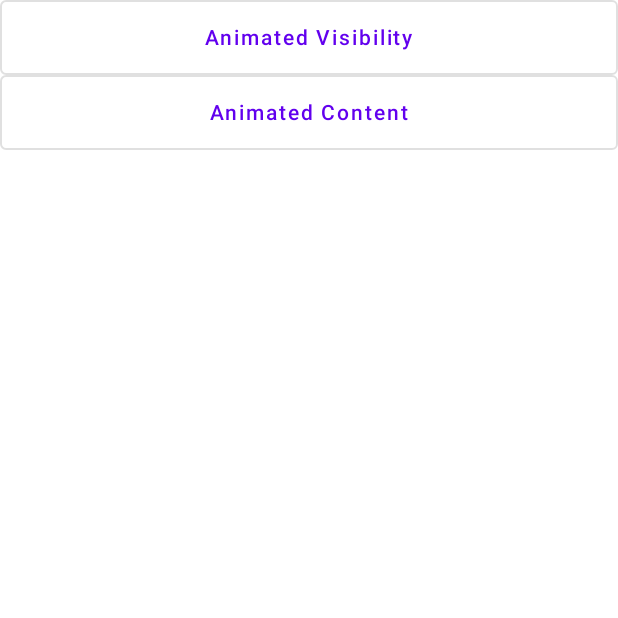
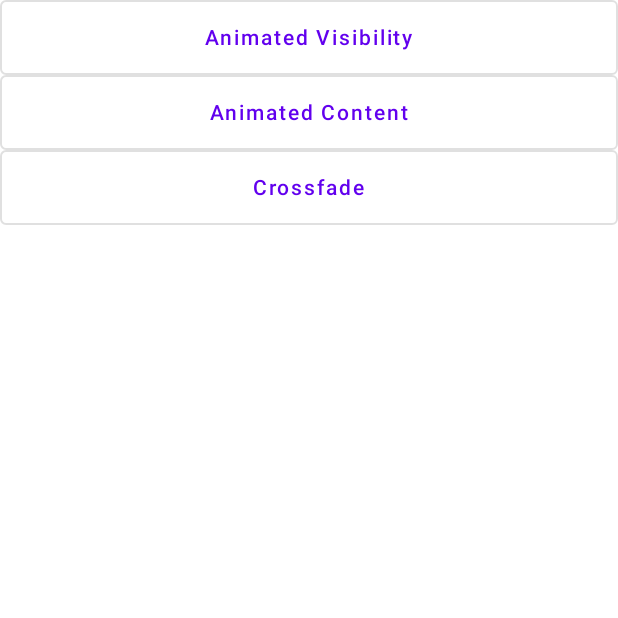
Before and after one commit to wlazlopwl/ComposeAnimations, an Android app built with Jetpack Compose: the screen it shows after launch (MainActivity), on a phone screen of 412 x 824 dp, the top half of it. Run offline under Robolectric (Android 15) with nearby library versions, the phone set to English and light mode, and no system bars.

```diff
--- a/app/src/main/java/com/appdevpwl/composeanimations/NavGraph.kt
+++ b/app/src/main/java/com/appdevpwl/composeanimations/NavGraph.kt
@@ -6,6 +6,7 @@ import androidx.navigation.compose.NavHost
 import androidx.navigation.compose.composable
 import com.appdevpwl.composeanimations.view.AnimatedContentScreen
 import com.appdevpwl.composeanimations.view.AnimatedVisibilityScreen
+import com.appdevpwl.composeanimations.view.CrossfadeScreen
 import com.appdevpwl.composeanimations.view.HomeScreen
 
 @Composable
@@ -31,5 +32,10 @@ fun SetupNavGraph(
         ) {
             AnimatedContentScreen()
         }
+        composable(
+            route = Screen.Crossfade.route
+        ) {
+            CrossfadeScreen()
+        }
     }
 }
--- a/app/src/main/java/com/appdevpwl/composeanimations/Screen.kt
+++ b/app/src/main/java/com/appdevpwl/composeanimations/Screen.kt
@@ -4,5 +4,6 @@ sealed class Screen(val route: String){
     object Home: Screen(route = "home_screen")
     object AnimatedVisibility: Screen(route = "animated_visibility _screen")
     object AnimatedContent: Screen(route = "animated_content_screen")
+    object Crossfade: Screen(route = "crossfade_screen")
 
 }
--- a/app/src/main/java/com/appdevpwl/composeanimations/view/HomeScreen.kt
+++ b/app/src/main/java/com/appdevpwl/composeanimations/view/HomeScreen.kt
@@ -20,7 +20,8 @@ fun HomeScreen(navController: NavController) {
     ) {
         val menus = listOf(
             "Animated Visibility",
-            "Animated Content"
+            "Animated Content",
+            "Crossfade"
         )
 
         Menu(menus = menus, navController)
@@ -41,6 +42,7 @@ fun Menu(
                 when (index) {
                     0 -> navController.navigate(Screen.AnimatedVisibility.route)
                     1 -> navController.navigate(Screen.AnimatedContent.route)
+                    2 -> navController.navigate(Screen.Crossfade.route)
                 }
             }
         }
```
Also changed, not shown: app/src/main/java/com/appdevpwl/composeanimations/view/CrossfadeScreen.kt (added, +8 -0 lines).
